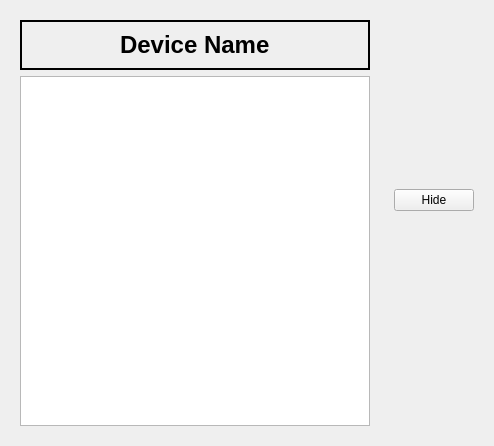
Above: typhon/ui/base.ui from pcdshub/typhos before the change. Below: the same form after it.
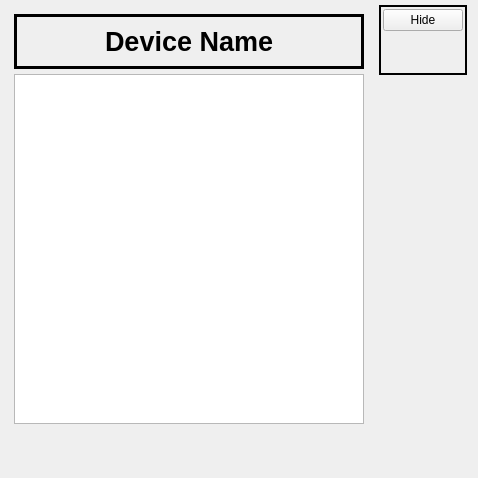
That is the form after the change. Custom widgets are drawn as their Qt base class.

Commit message: ENH: Create buttons with hints for subcomponents

```diff
--- a/typhon/ui/base.ui
+++ b/typhon/ui/base.ui
@@ -6,7 +6,7 @@
    <rect>
     <x>0</x>
     <y>0</y>
-    <width>508</width>
+    <width>520</width>
     <height>599</height>
    </rect>
   </property>
@@ -23,7 +23,19 @@
    <property name="sizeConstraint">
     <enum>QLayout::SetFixedSize</enum>
    </property>
-   <item>
+   <property name="leftMargin">
+    <number>5</number>
+   </property>
+   <property name="topMargin">
+    <number>5</number>
+   </property>
+   <property name="rightMargin">
+    <number>5</number>
+   </property>
+   <property name="bottomMargin">
+    <number>5</number>
+   </property>
+   <item alignment="Qt::AlignTop">
     <widget class="QWidget" name="main_widget" native="true">
      <property name="sizePolicy">
       <sizepolicy hsizetype="Preferred" vsizetype="Preferred">
@@ -31,7 +43,10 @@
        <verstretch>0</verstretch>
       </sizepolicy>
      </property>
-     <layout class="QVBoxLayout" name="main_layout" stretch="0,0">
+     <layout class="QVBoxLayout" name="main_layout" stretch="0,0,1">
+      <property name="spacing">
+       <number>5</number>
+      </property>
       <property name="sizeConstraint">
        <enum>QLayout::SetFixedSize</enum>
       </property>
@@ -44,7 +59,7 @@
          <enum>QFrame::Plain</enum>
         </property>
         <property name="lineWidth">
-         <number>2</number>
+         <number>3</number>
         </property>
         <property name="midLineWidth">
          <number>1</number>
@@ -67,7 +82,7 @@
           <widget class="QLabel" name="name_label">
            <property name="font">
             <font>
-             <pointsize>18</pointsize>
+             <pointsize>20</pointsize>
              <weight>75</weight>
              <bold>true</bold>
             </font>
@@ -130,7 +145,7 @@
          <stringlist/>
         </property>
         <property name="bufferSize">
-         <number>2500</number>
+         <number>60</number>
         </property>
         <property name="updatesAsynchronously">
          <bool>true</bool>
@@ -143,23 +158,57 @@
         </property>
        </widget>
       </item>
+      <item>
+       <spacer name="verticalSpacer">
+        <property name="orientation">
+         <enum>Qt::Vertical</enum>
+        </property>
+        <property name="sizeHint" stdset="0">
+         <size>
+          <width>20</width>
+          <height>40</height>
+         </size>
+        </property>
+       </spacer>
+      </item>
      </layout>
     </widget>
    </item>
-   <item>
-    <widget class="QWidget" name="component_widget" native="true">
-     <property name="enabled">
-      <bool>true</bool>
-     </property>
+   <item alignment="Qt::AlignTop">
+    <widget class="QFrame" name="buttons">
      <property name="sizePolicy">
-      <sizepolicy hsizetype="Minimum" vsizetype="Preferred">
+      <sizepolicy hsizetype="Preferred" vsizetype="Expanding">
        <horstretch>0</horstretch>
-       <verstretch>0</verstretch>
+       <verstretch>2</verstretch>
       </sizepolicy>
      </property>
-     <layout class="QVBoxLayout" name="verticalLayout">
+     <property name="frameShape">
+      <enum>QFrame::Panel</enum>
+     </property>
+     <property name="frameShadow">
+      <enum>QFrame::Plain</enum>
+     </property>
+     <property name="lineWidth">
+      <number>2</number>
+     </property>
+     <property name="midLineWidth">
+      <number>0</number>
+     </property>
+     <layout class="QVBoxLayout" name="button_layout">
       <property name="sizeConstraint">
-       <enum>QLayout::SetFixedSize</enum>
+       <enum>QLayout::SetDefaultConstraint</enum>
+      </property>
+      <property name="leftMargin">
+       <number>2</number>
+      </property>
+      <property name="topMargin">
+       <number>2</number>
+      </property>
+      <property name="rightMargin">
+       <number>2</number>
+      </property>
+      <property name="bottomMargin">
+       <number>2</number>
       </property>
       <item>
        <widget class="QPushButton" name="hide_button">
@@ -177,21 +226,6 @@
         </property>
        </widget>
       </item>
-      <item>
-       <widget class="QStackedWidget" name="component_stack">
-        <property name="sizePolicy">
-         <sizepolicy hsizetype="Preferred" vsizetype="Preferred">
-          <horstretch>0</horstretch>
-          <verstretch>0</verstretch>
-         </sizepolicy>
-        </property>
-        <property name="currentIndex">
-         <number>0</number>
-        </property>
-        <widget class="QWidget" name="page"/>
-        <widget class="QWidget" name="page_2"/>
-       </widget>
-      </item>
       <item>
        <spacer name="verticalSpacer_2">
         <property name="orientation">
@@ -208,9 +242,22 @@
      </layout>
     </widget>
    </item>
+   <item alignment="Qt::AlignTop">
+    <widget class="QStackedWidget" name="component_widget">
+     <property name="sizePolicy">
+      <sizepolicy hsizetype="Preferred" vsizetype="Preferred">
+       <horstretch>0</horstretch>
+       <verstretch>0</verstretch>
+      </sizepolicy>
+     </property>
+     <property name="currentIndex">
+      <number>0</number>
+     </property>
+     <widget class="QWidget" name="page"/>
+     <widget class="QWidget" name="page_2"/>
+    </widget>
+   </item>
   </layout>
-  <zorder>component_widget</zorder>
-  <zorder>main_widget</zorder>
  </widget>
  <customwidgets>
   <customwidget>
```
Left out of the diff: 19 changed lines with no effect on the pictures. The commit also changes 2 other files.
